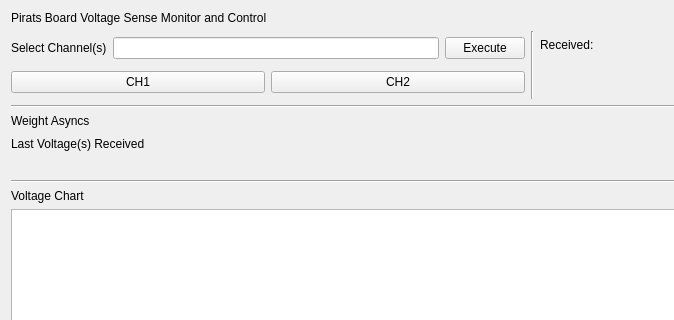
Old version of the form gui/piratscs_gui/ui/modules/modpiratsvoltage/modpiratsvoltage_big.ui in the repository Nasker/PiratsZMQCS; both pictures show x 0 to 674 and y 0 to 320 of the 1064 by 730 pixel window.
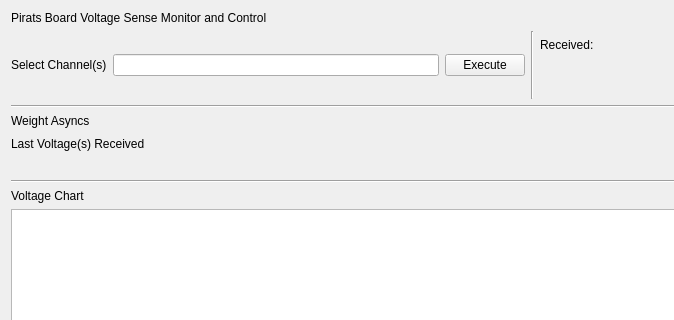
New version of the form. Custom widgets are drawn as their Qt base class.

```diff
--- a/gui/piratscs_gui/ui/modules/modpiratsvoltage/modpiratsvoltage_big.ui
+++ b/gui/piratscs_gui/ui/modules/modpiratsvoltage/modpiratsvoltage_big.ui
@@ -53,31 +53,7 @@
           </layout>
          </item>
          <item>
-          <layout class="QGridLayout" name="gridLayout">
-           <item row="0" column="0">
-            <widget class="QPushButton" name="select_btn_ch1">
-             <property name="text">
-              <string>CH1</string>
-             </property>
-             <property name="checkable">
-              <bool>true</bool>
-             </property>
-             <property name="autoDefault">
-              <bool>false</bool>
-             </property>
-            </widget>
-           </item>
-           <item row="0" column="1">
-            <widget class="QPushButton" name="select_btn_ch2">
-             <property name="text">
-              <string>CH2</string>
-             </property>
-             <property name="checkable">
-              <bool>true</bool>
-             </property>
-            </widget>
-           </item>
-          </layout>
+          <layout class="QGridLayout" name="gridLayout"/>
          </item>
         </layout>
        </item>
```
